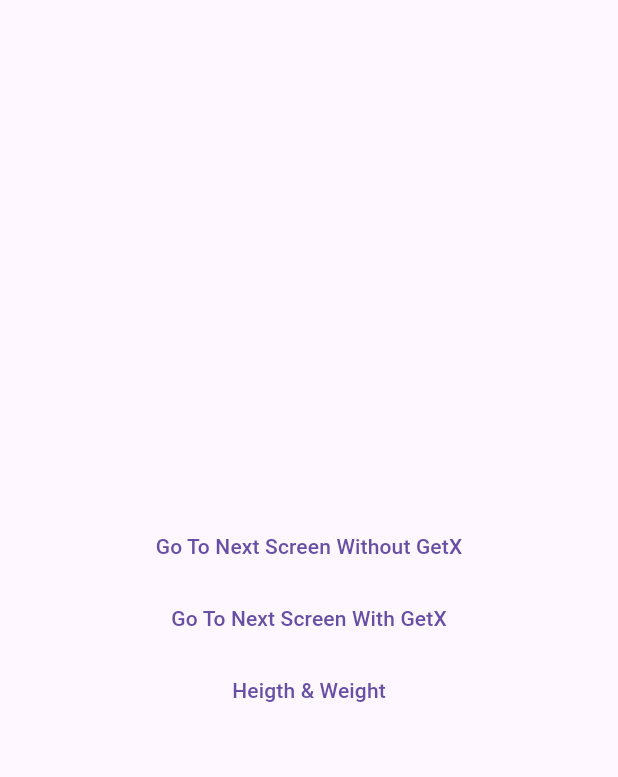
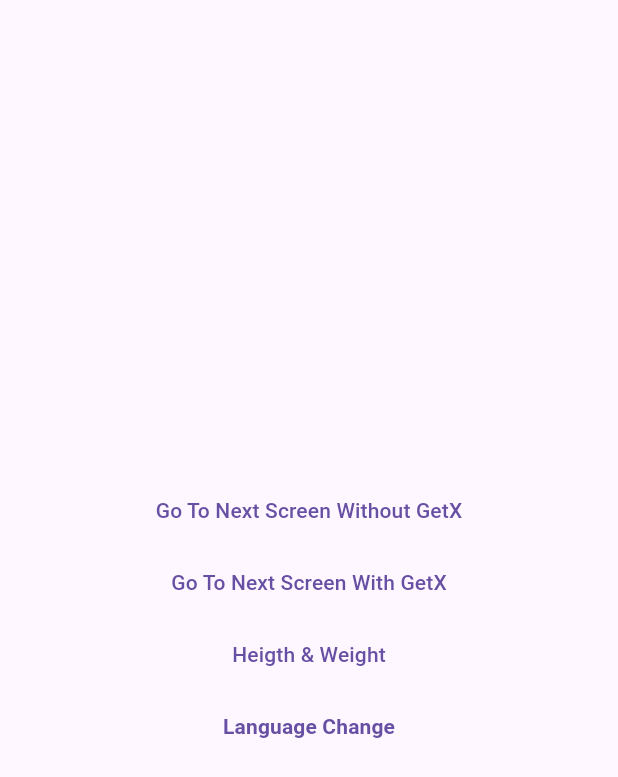
Before and after one commit to Avinash174/GETX-Practice, a Flutter app: the NavigationScreen screen opened by its route, on a phone screen of 412 x 824 dp. Shown: the top 777 px of the screen. Run offline on Flutter 3.47's test engine with Material 3 defaults, Android fonts, the phone set to English and light mode, and no system bars; our stand-ins replace get.

Commit message:
translation in getx app local

```diff
--- /dev/null
+++ b/lib/language.dart
@@ -0,0 +1,16 @@
+import 'package:get/route_manager.dart';
+
+class Language extends Translations {
+  @override
+  // TODO: implement keys
+  Map<String, Map<String, String>> get keys => {
+        'en_US': {
+          'message': 'what is your name',
+          'name': 'Avinash Magar',
+        },
+        'ur_PK': {
+          'message': 'آپ کا نام کیا ہے',
+          'name': 'اویناش ماگر',
+        }
+      };
+}
--- a/lib/navigation.dart
+++ b/lib/navigation.dart
@@ -57,6 +57,19 @@ class _NavigationScreenState extends State<NavigationScreen> {
                 'Heigth & Weight',
               ),
             ),
+          ),
+          Center(
+            child: TextButton(
+              onPressed: () {
+                Get.toNamed('getlocal');
+              },
+              child: const Text(
+                'Language Change',
+                style: TextStyle(
+                  fontWeight: FontWeight.bold,
+                ),
+              ),
+            ),
           )
         ],
       ),
```
Also changed, not shown: lib/getx_local.dart (+32 -1 lines), lib/main.dart (+10 -1 lines).
